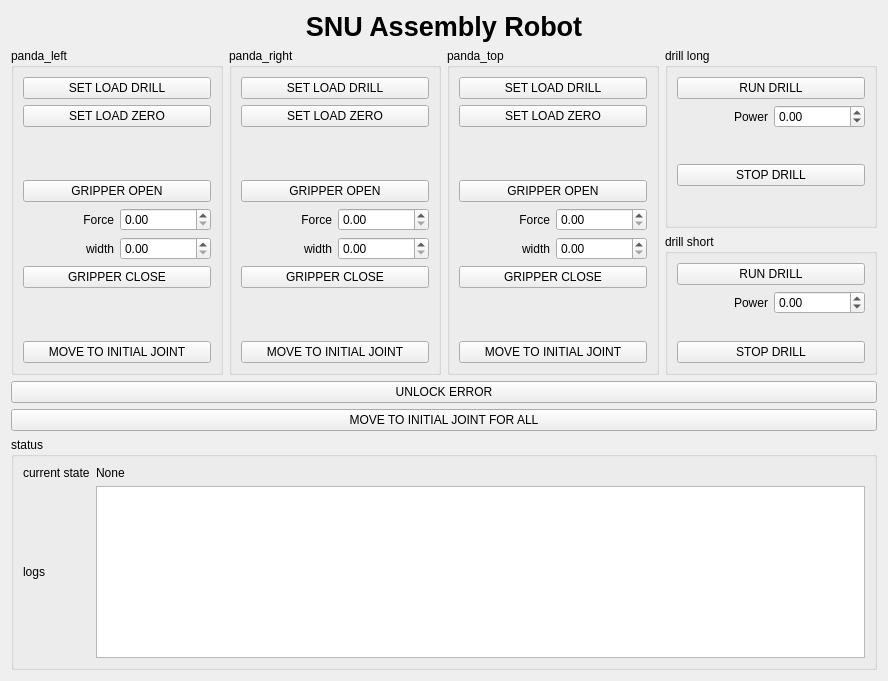
Before: the Qt Designer form resource/AssemblyGuiPlugin.ui in psh117/assembly_gui_rqt_plugin, drawn with Qt 5.
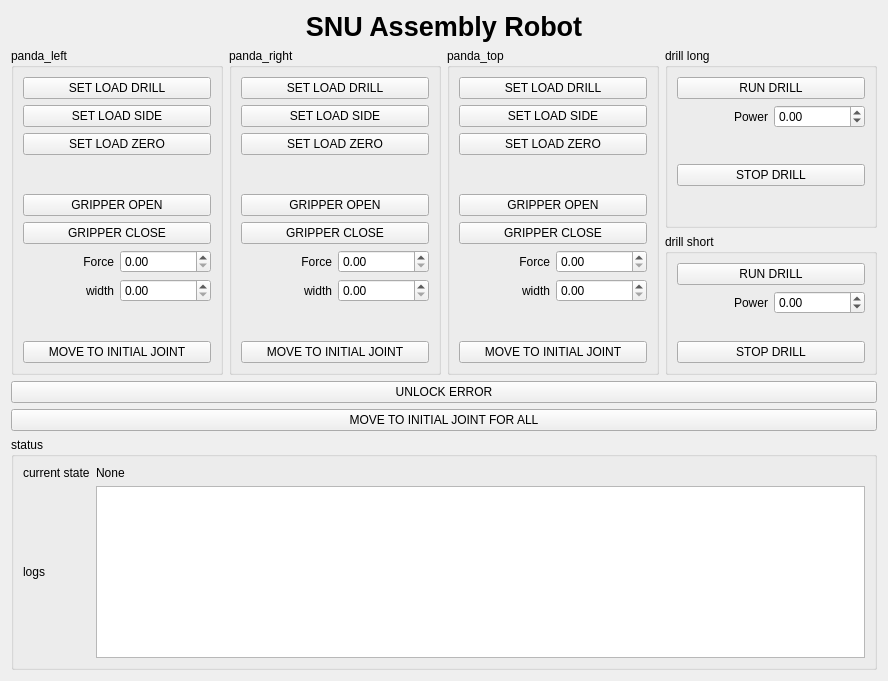
After: the same form once the commit is applied.

Commit message: set_load_side added

```diff
--- a/resource/AssemblyGuiPlugin.ui
+++ b/resource/AssemblyGuiPlugin.ui
@@ -37,7 +37,7 @@
     </widget>
    </item>
    <item row="1" column="0" rowspan="2">
-    <widget class="QGroupBox" name="groupBox">
+    <widget class="QGroupBox" name="LeftGroupBox">
      <property name="layoutDirection">
       <enum>Qt::LeftToRight</enum>
      </property>
@@ -45,7 +45,7 @@
       <string>panda_left</string>
      </property>
      <layout class="QGridLayout" name="gridLayout_3">
-      <item row="3" column="0" colspan="2">
+      <item row="4" column="0" colspan="2">
        <spacer name="verticalSpacer">
         <property name="orientation">
          <enum>Qt::Vertical</enum>
@@ -58,7 +58,7 @@
         </property>
        </spacer>
       </item>
-      <item row="6" column="1">
+      <item row="8" column="1">
        <widget class="QDoubleSpinBox" name="spinbox_left_gripper_width">
         <property name="maximum">
          <double>0.070000000000000</double>
@@ -68,28 +68,21 @@
         </property>
        </widget>
       </item>
-      <item row="2" column="0" colspan="2">
+      <item row="3" column="0" colspan="2">
        <widget class="QPushButton" name="btn_left_set_load_zero">
         <property name="text">
          <string>SET LOAD ZERO</string>
         </property>
        </widget>
       </item>
-      <item row="4" column="0" colspan="2">
+      <item row="5" column="0" colspan="2">
        <widget class="QPushButton" name="btn_left_gripper_open">
         <property name="text">
          <string>GRIPPER OPEN</string>
         </property>
        </widget>
       </item>
-      <item row="7" column="0" colspan="2">
-       <widget class="QPushButton" name="btn_left_gripper_close">
-        <property name="text">
-         <string>GRIPPER CLOSE</string>
-        </property>
-       </widget>
-      </item>
-      <item row="5" column="0">
+      <item row="7" column="0">
        <widget class="QLabel" name="label">
         <property name="text">
          <string>Force</string>
@@ -99,7 +92,7 @@
         </property>
        </widget>
       </item>
-      <item row="5" column="1">
+      <item row="7" column="1">
        <widget class="QDoubleSpinBox" name="spinbox_left_gripper_force">
         <property name="enabled">
          <bool>true</bool>
@@ -112,7 +105,7 @@
         </property>
        </widget>
       </item>
-      <item row="6" column="0">
+      <item row="8" column="0">
        <widget class="QLabel" name="label_2">
         <property name="text">
          <string>width</string>
@@ -122,7 +115,7 @@
         </property>
        </widget>
       </item>
-      <item row="8" column="0" colspan="2">
+      <item row="10" column="0" colspan="2">
        <spacer name="verticalSpacer_4">
         <property name="orientation">
          <enum>Qt::Vertical</enum>
@@ -142,18 +135,32 @@
         </property>
        </widget>
       </item>
-      <item row="9" column="0" colspan="2">
+      <item row="11" column="0" colspan="2">
        <widget class="QPushButton" name="btn_left_init_joint">
         <property name="text">
          <string>MOVE TO INITIAL JOINT</string>
         </property>
        </widget>
       </item>
+      <item row="6" column="0" colspan="2">
+       <widget class="QPushButton" name="btn_left_gripper_close">
+        <property name="text">
+         <string>GRIPPER CLOSE</string>
+        </property>
+       </widget>
+      </item>
+      <item row="2" column="0" colspan="2">
+       <widget class="QPushButton" name="btn_left_set_load_side">
+        <property name="text">
+         <string>SET LOAD SIDE</string>
+        </property>
+       </widget>
+      </item>
      </layout>
     </widget>
    </item>
    <item row="1" column="1" rowspan="2">
-    <widget class="QGroupBox" name="groupBox_2">
+    <widget class="QGroupBox" name="RightGroupBox">
      <property name="layoutDirection">
       <enum>Qt::LeftToRight</enum>
      </property>
@@ -161,7 +168,7 @@
       <string>panda_right</string>
      </property>
      <layout class="QGridLayout" name="gridLayout_4">
-      <item row="3" column="0" colspan="2">
+      <item row="4" column="0" colspan="2">
        <spacer name="verticalSpacer_2">
         <property name="orientation">
          <enum>Qt::Vertical</enum>
@@ -174,7 +181,7 @@
         </property>
        </spacer>
       </item>
-      <item row="6" column="1">
+      <item row="8" column="1">
        <widget class="QDoubleSpinBox" name="spinbox_right_gripper_width">
         <property name="maximum">
          <double>0.070000000000000</double>
@@ -184,28 +191,21 @@
         </property>
        </widget>
       </item>
-      <item row="2" column="0" colspan="2">
+      <item row="3" column="0" colspan="2">
        <widget class="QPushButton" name="btn_right_set_load_zero">
         <property name="text">
          <string>SET LOAD ZERO</string>
         </property>
        </widget>
       </item>
-      <item row="4" column="0" colspan="2">
+      <item row="5" column="0" colspan="2">
        <widget class="QPushButton" name="btn_right_gripper_open">
         <property name="text">
          <string>GRIPPER OPEN</string>
         </property>
        </widget>
       </item>
-      <item row="7" column="0" colspan="2">
-       <widget class="QPushButton" name="btn_right_gripper_close">
-        <property name="text">
-         <string>GRIPPER CLOSE</string>
-        </property>
-       </widget>
-      </item>
-      <item row="5" column="0">
+      <item row="7" column="0">
        <widget class="QLabel" name="label_3">
         <property name="text">
          <string>Force</string>
@@ -215,7 +215,7 @@
         </property>
        </widget>
       </item>
-      <item row="5" column="1">
+      <item row="7" column="1">
        <widget class="QDoubleSpinBox" name="spinbox_right_gripper_force">
         <property name="maximum">
          <double>40.000000000000000</double>
@@ -225,7 +225,7 @@
         </property>
        </widget>
       </item>
-      <item row="6" column="0">
+      <item row="8" column="0">
        <widget class="QLabel" name="label_4">
         <property name="text">
          <string>width</string>
@@ -235,7 +235,7 @@
         </property>
        </widget>
       </item>
-      <item row="8" column="0" colspan="2">
+      <item row="10" column="0" colspan="2">
        <spacer name="verticalSpacer_5">
         <property name="orientation">
          <enum>Qt::Vertical</enum>
@@ -255,13 +255,27 @@
         </property>
        </widget>
       </item>
-      <item row="9" column="0" colspan="2">
+      <item row="11" column="0" colspan="2">
        <widget class="QPushButton" name="btn_right_init_joint">
         <property name="text">
          <string>MOVE TO INITIAL JOINT</string>
         </property>
        </widget>
       </item>
+      <item row="6" column="0" colspan="2">
+       <widget class="QPushButton" name="btn_right_gripper_close">
+        <property name="text">
+         <string>GRIPPER CLOSE</string>
+        </property>
+       </widget>
+      </item>
+      <item row="2" column="0" colspan="2">
+       <widget class="QPushButton" name="btn_right_set_load_side">
+        <property name="text">
+         <string>SET LOAD SIDE</string>
+        </property>
+       </widget>
+      </item>
      </layout>
     </widget>
    </item>
@@ -403,7 +417,7 @@
     </widget>
    </item>
    <item row="1" column="2" rowspan="2">
-    <widget class="QGroupBox" name="groupBox_3">
+    <widget class="QGroupBox" name="TopGroupBox">
      <property name="layoutDirection">
       <enum>Qt::LeftToRight</enum>
      </property>
@@ -411,7 +425,7 @@
       <string>panda_top</string>
      </property>
      <layout class="QGridLayout" name="gridLayout_5">
-      <item row="3" column="0" colspan="2">
+      <item row="4" column="0" colspan="2">
        <spacer name="verticalSpacer_3">
         <property name="orientation">
          <enum>Qt::Vertical</enum>
@@ -424,7 +438,7 @@
         </property>
        </spacer>
       </item>
-      <item row="6" column="1">
+      <item row="8" column="1">
        <widget class="QDoubleSpinBox" name="spinbox_top_gripper_width">
         <property name="maximum">
          <double>0.070000000000000</double>
@@ -434,28 +448,21 @@
         </property>
        </widget>
       </item>
-      <item row="2" column="0" colspan="2">
+      <item row="3" column="0" colspan="2">
        <widget class="QPushButton" name="btn_top_set_load_zero">
         <property name="text">
          <string>SET LOAD ZERO</string>
         </property>
        </widget>
       </item>
-      <item row="4" column="0" colspan="2">
+      <item row="5" column="0" colspan="2">
        <widget class="QPushButton" name="btn_top_gripper_open">
         <property name="text">
          <string>GRIPPER OPEN</string>
         </property>
        </widget>
       </item>
-      <item row="7" column="0" colspan="2">
-       <widget class="QPushButton" name="btn_top_gripper_close">
-        <property name="text">
-         <string>GRIPPER CLOSE</string>
-        </property>
-       </widget>
-      </item>
-      <item row="5" column="0">
+      <item row="7" column="0">
        <widget class="QLabel" name="label_5">
         <property name="text">
          <string>Force</string>
@@ -465,7 +472,7 @@
         </property>
        </widget>
       </item>
-      <item row="5" column="1">
+      <item row="7" column="1">
        <widget class="QDoubleSpinBox" name="spinbox_top_gripper_force">
         <property name="maximum">
          <double>40.000000000000000</double>
@@ -475,7 +482,7 @@
         </property>
        </widget>
       </item>
-      <item row="6" column="0">
+      <item row="8" column="0">
        <widget class="QLabel" name="label_6">
         <property name="text">
          <string>width</string>
@@ -485,7 +492,7 @@
         </property>
        </widget>
       </item>
-      <item row="8" column="0" colspan="2">
+      <item row="10" column="0" colspan="2">
        <spacer name="verticalSpacer_6">
         <property name="orientation">
          <enum>Qt::Vertical</enum>
@@ -505,13 +512,27 @@
         </property>
        </widget>
       </item>
-      <item row="9" column="0" colspan="2">
+      <item row="11" column="0" colspan="2">
        <widget class="QPushButton" name="btn_top_init_joint">
         <property name="text">
          <string>MOVE TO INITIAL JOINT</string>
         </property>
        </widget>
       </item>
+      <item row="6" column="0" colspan="2">
+       <widget class="QPushButton" name="btn_top_gripper_close">
+        <property name="text">
+         <string>GRIPPER CLOSE</string>
+        </property>
+       </widget>
+      </item>
+      <item row="2" column="0" colspan="2">
+       <widget class="QPushButton" name="btn_top_set_load_side">
+        <property name="text">
+         <string>SET LOAD SIDE</string>
+        </property>
+       </widget>
+      </item>
      </layout>
     </widget>
    </item>
```
The commit also changes 1 other file.
